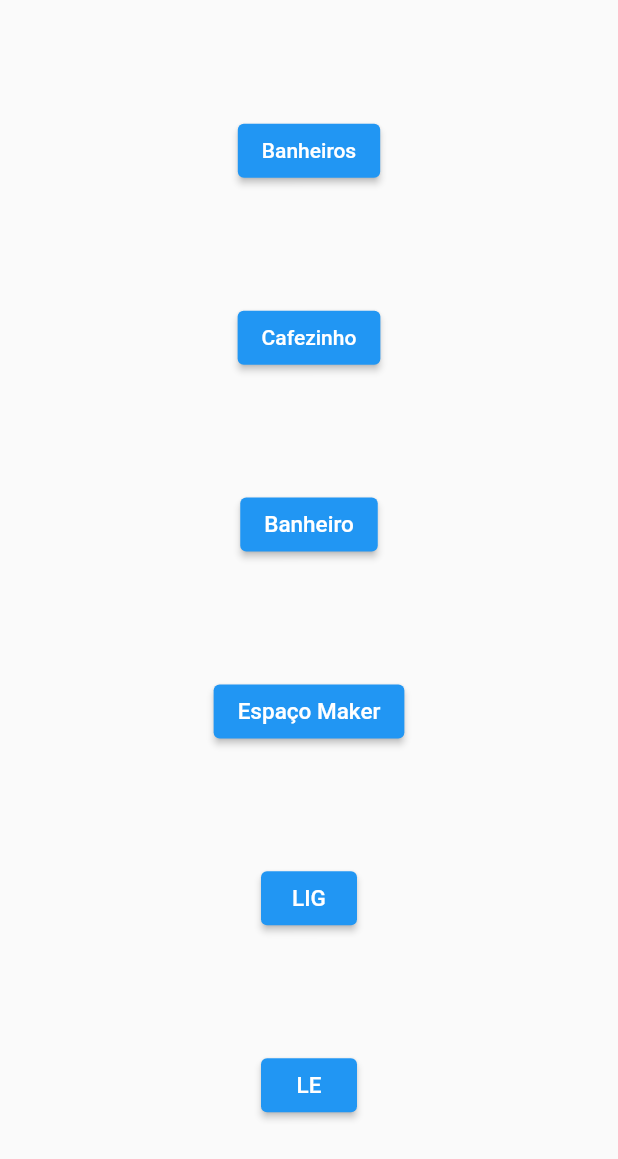
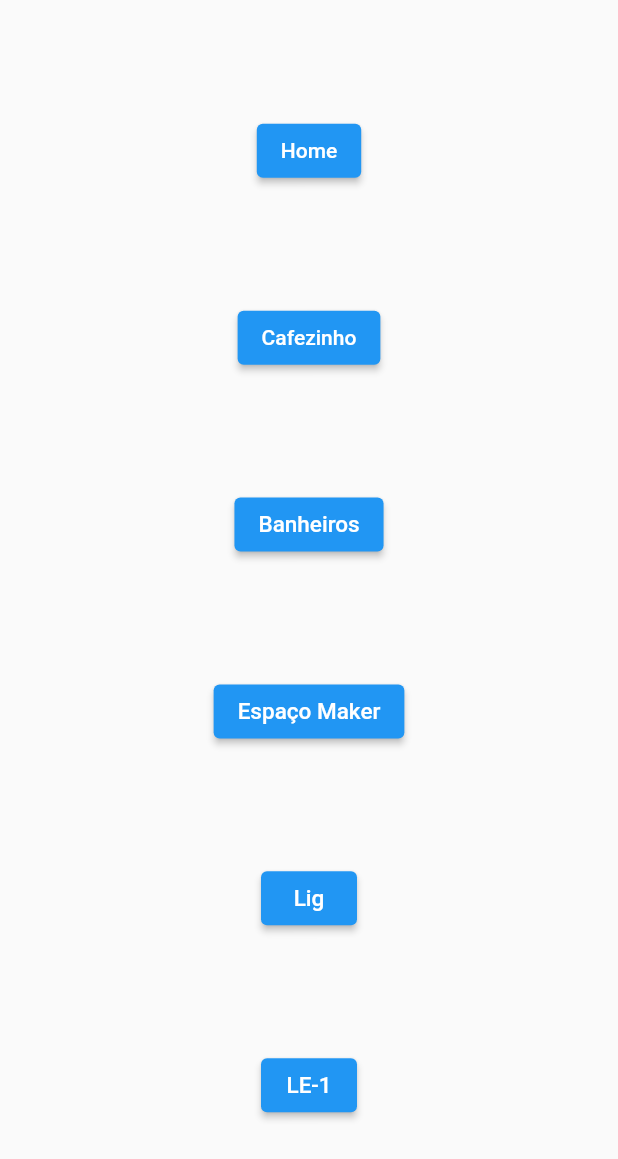
Before and after one commit to augustodsgv/app_robo, a Flutter app: the screen it shows after launch, after a tap on "Oriente-me", on a phone screen of 412 x 824 dp. Shown: the top 1159 px of the screen. Run offline on Flutter 3.47's test engine with Material 2 defaults, Android fonts, the phone set to English and light mode, and no system bars.

Commit message:
arrumando as posicoes do robo

```diff
--- a/projeto/lib/connect_back_end.dart
+++ b/projeto/lib/connect_back_end.dart
@@ -35,8 +35,8 @@ void enviaLocal(local) async {
     print("nao existe este local");
   } else {
     print('http://192.168.137.14:500/ros/goTo/' + local.toString());
-    var resposta = await http.get(
-        (Uri.parse('http://192.168.137.14:500/ros/goTo/' + local.toString())));
+    //var resposta = await http.get(
+    //    (Uri.parse('http://192.168.137.14:500/ros/goTo/' + local.toString())));
     /*
     if (resposta.statusCode == 200) {
       return true;
--- a/projeto/lib/orienteMe.dart
+++ b/projeto/lib/orienteMe.dart
@@ -24,11 +24,11 @@ class _OrienteMeState extends State {
         Row(mainAxisAlignment: MainAxisAlignment.spaceAround, children: [
           ElevatedButton(
             onPressed: () {
-              print('Banheiros');
-              enviaLocal('Banheiros');
+              print('Home');
+              enviaLocal('Home');
             },
             child: const Text(
-              'Banheiros',
+              'Home',
             ),
           )
         ]),
@@ -46,11 +46,11 @@ class _OrienteMeState extends State {
         Row(mainAxisAlignment: MainAxisAlignment.spaceAround, children: [
           ElevatedButton(
             onPressed: () {
-              print("Banheiro");
-              enviaLocal("banheiro");
+              print("Banheiros");
+              enviaLocal("Banheiros");
             },
             child: const Text(
-              'Banheiro',
+              'Banheiros',
               style: TextStyle(fontSize: 15),
             ),
           )
@@ -71,10 +71,10 @@ class _OrienteMeState extends State {
           ElevatedButton(
             onPressed: () {
               print("LIG");
-              enviaLocal("LIG");
+              enviaLocal("Lig");
             },
             child: const Text(
-              'LIG',
+              'Lig',
               style: TextStyle(fontSize: 15),
             ),
           )
@@ -82,11 +82,11 @@ class _OrienteMeState extends State {
         Row(mainAxisAlignment: MainAxisAlignment.spaceAround, children: [
           ElevatedButton(
             onPressed: () {
-              print("LE");
-              enviaLocal("LE");
+              print("LE-1");
+              enviaLocal("LE-1");
             },
             child: const Text(
-              'LE',
+              'LE-1',
               style: TextStyle(fontSize: 15),
             ),
           )
```
Also changed, not shown: projeto/pubspec.lock.
